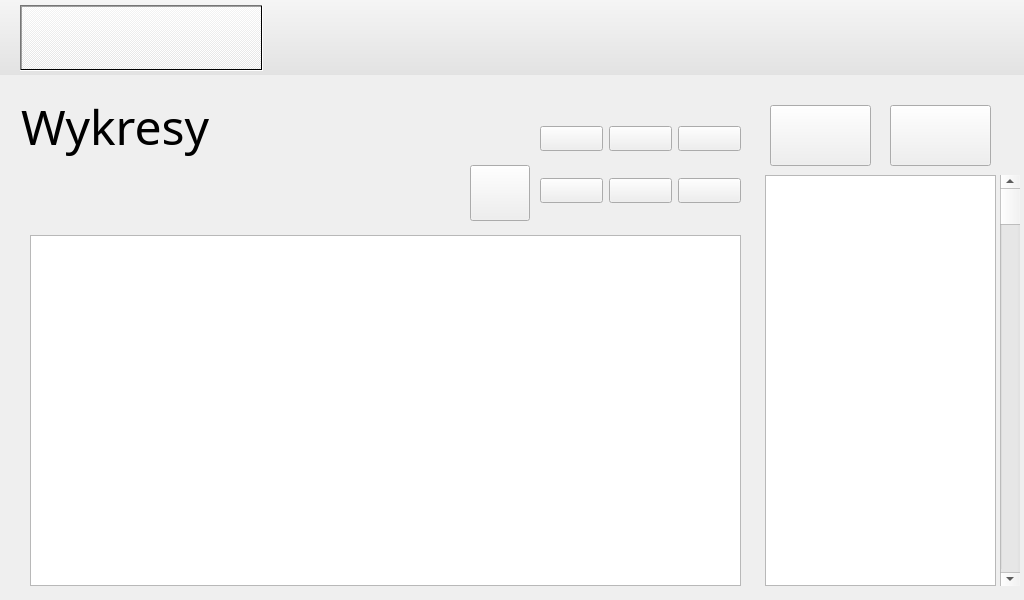
Above: gui.ui from ks309627/PBL-MW before the change. Below: the same form after it.
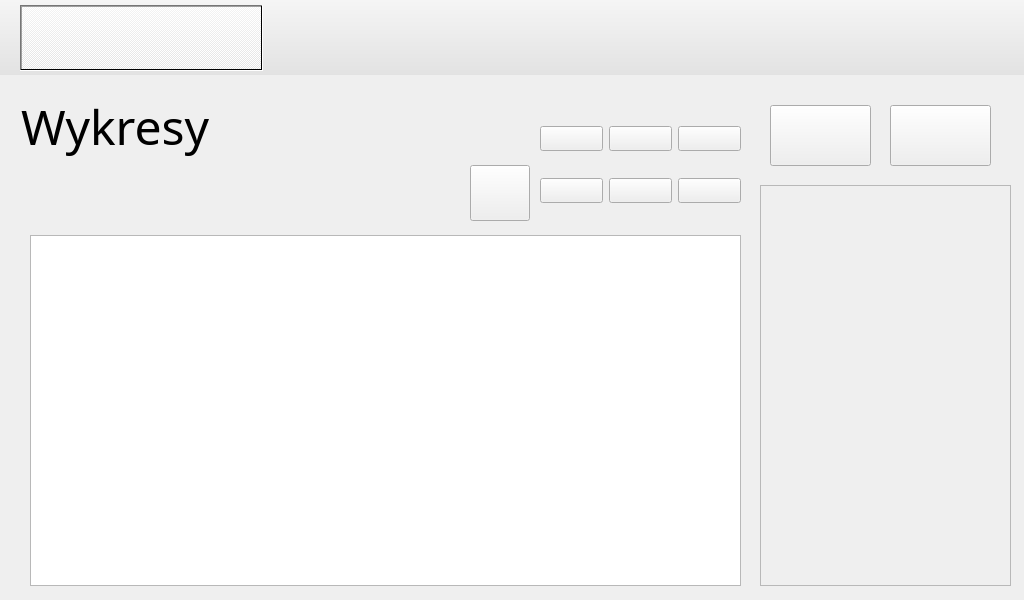
That is the form after the change. Icons and pictures are not drawn. Custom widgets are drawn as their Qt base class.

Patch:
```diff
--- a/gui.ui
+++ b/gui.ui
@@ -1869,29 +1869,6 @@
          </size>
         </property>
        </widget>
-       <widget class="QTextBrowser" name="textBrowser">
-        <property name="geometry">
-         <rect>
-          <x>765</x>
-          <y>100</y>
-          <width>231</width>
-          <height>411</height>
-         </rect>
-        </property>
-       </widget>
-       <widget class="QScrollBar" name="verticalScrollBar">
-        <property name="geometry">
-         <rect>
-          <x>1000</x>
-          <y>100</y>
-          <width>20</width>
-          <height>411</height>
-         </rect>
-        </property>
-        <property name="orientation">
-         <enum>Qt::Vertical</enum>
-        </property>
-       </widget>
        <widget class="QPushButton" name="btn_Graph_resetview">
         <property name="geometry">
          <rect>
@@ -1915,6 +1892,29 @@
          </size>
         </property>
        </widget>
+       <widget class="QScrollArea" name="graph_graphs_list">
+        <property name="geometry">
+         <rect>
+          <x>760</x>
+          <y>110</y>
+          <width>251</width>
+          <height>401</height>
+         </rect>
+        </property>
+        <property name="widgetResizable">
+         <bool>true</bool>
+        </property>
+        <widget class="QWidget" name="scrollAreaWidgetContents">
+         <property name="geometry">
+          <rect>
+           <x>0</x>
+           <y>0</y>
+           <width>249</width>
+           <height>399</height>
+          </rect>
+         </property>
+        </widget>
+       </widget>
       </widget>
       <widget class="QWidget" name="Screen_Settings">
        <widget class="QWidget" name="verticalLayoutWidget_4">
```
Left out of the diff: 2 changed lines with no effect on the pictures.
